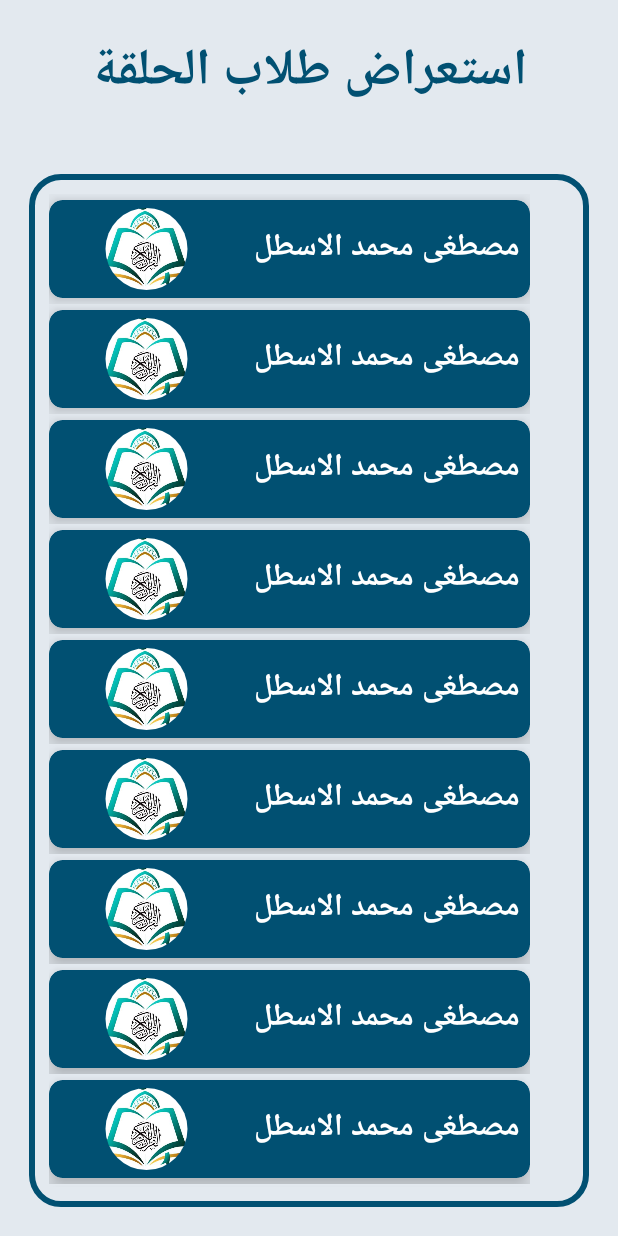
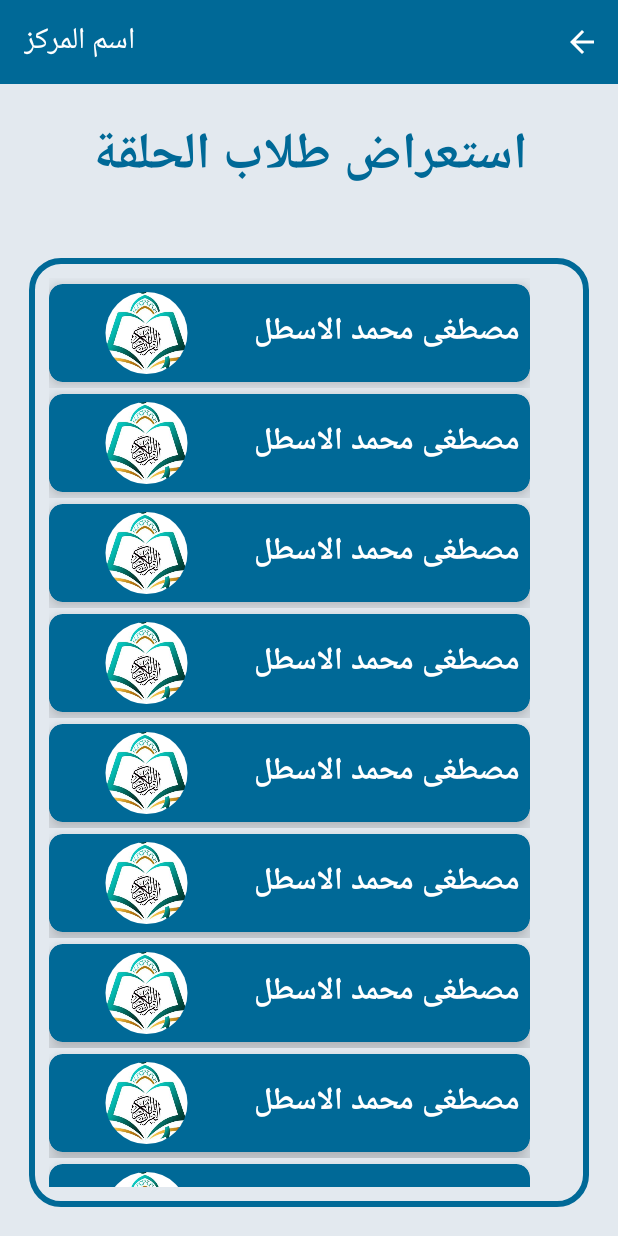
Before and after one commit to Ahmed-Redwan/QuranProjectDemo, an Android app: the Show_group_student screen opened directly, with no data from a screen before it, on a phone screen of 412 x 824 dp. Run offline under Robolectric (Android 15) with nearby library versions, the phone set to English and light mode, and no system bars; our stand-ins replace sdp/ssp sizes; plain views replace RoundedImageView; pictures from the network do not load.

Commit message:
update commit

```diff
--- a/app/src/main/java/com/example/quranprojectdemo/GuardianLogin.java
+++ b/app/src/main/java/com/example/quranprojectdemo/GuardianLogin.java
@@ -45,7 +45,7 @@ public class GuardianLogin extends AppCompatActivity {
         tv_NewAccount.setOnClickListener(new View.OnClickListener() {
             @Override
             public void onClick(View view) {
-                startActivity(new Intent(getBaseContext(),QuranCenter_Reg.class));
+                startActivity(new Intent(getBaseContext(),GuardianReg.class));
                 finish();
             }
         });
--- a/app/src/main/java/com/example/quranprojectdemo/JoinRequest1.java
+++ b/app/src/main/java/com/example/quranprojectdemo/JoinRequest1.java
@@ -29,6 +29,7 @@ Button btn_Next;
         TextView_EditFont(tv_JoinRequest,"Hacen_Tunisia_Bold.ttf");
         EditText_EditFont(et_City,"Hacen_Tunisia.ttf");
         EditText_EditFont(et_Country,"Hacen_Tunisia.ttf");
+
         btn_Next.setTypeface(Typeface.createFromAsset(getAssets(),"Hacen_Tunisia.ttf"));
 
         btn_Next.setOnClickListener(new View.OnClickListener() {
--- a/app/src/main/java/com/example/quranprojectdemo/Main_center.java
+++ b/app/src/main/java/com/example/quranprojectdemo/Main_center.java
@@ -40,6 +40,7 @@ public class Main_center extends AppCompatActivity {
                         startActivity(new Intent(getBaseContext(),AddNewStudent.class));
                         return true;
                     case R.id.MenuCentreHomeShowInfo:
+                        startActivity(new Intent(getBaseContext(),ShowmeMorizationLoops.class));
                         return true;
                     case R.id.MenuCenterHomeExit:
                         return true;
--- a/app/src/main/java/com/example/quranprojectdemo/Recycler_show_group_student.java
+++ b/app/src/main/java/com/example/quranprojectdemo/Recycler_show_group_student.java
@@ -1,11 +1,13 @@
 package com.example.quranprojectdemo;
 
+import android.content.Intent;
 import android.net.Uri;
 import android.view.LayoutInflater;
 import android.view.View;
 import android.view.ViewGroup;
 import android.widget.ImageView;
 import android.widget.TextView;
+import android.widget.Toast;
 
 import androidx.annotation.NonNull;
 import androidx.recyclerview.widget.RecyclerView;
@@ -33,7 +35,7 @@ public class Recycler_show_group_student extends RecyclerView.Adapter<Recycler_s
     }
 
     @Override
-    public void onBindViewHolder(@NonNull View_holder holder, int position) {
+    public void onBindViewHolder(@NonNull final View_holder holder, final int position) {
 
         Student_imageand_name studentImageandName =student_imageand_names.get(position);
 
@@ -41,6 +43,24 @@ public class Recycler_show_group_student extends RecyclerView.Adapter<Recycler_s
 
         if (studentImageandName.getImage()!=null)
         holder.imageView.setImageURI(Uri.parse(studentImageandName.getImage()));
+
+        holder.itemView.setOnClickListener(new View.OnClickListener() {
+            @Override
+            public void onClick(View view) {
+                Toast.makeText(view.getContext(),position+"", Toast.LENGTH_SHORT).show();
+                view.getContext().startActivity(new Intent(view.getContext(),StudentDetails.class).putExtra("name",holder.name.getText()));
+               /* ShowmeMorizationLoops showmeMorizationLoops=new ShowmeMorizationLoops();
+                showmeMorizationLoops.intent(JoinRequest3.class);*/
+            }
+        });
+        holder.itemView.setOnLongClickListener(new View.OnLongClickListener() {
+            @Override
+            public boolean onLongClick(View view) {
+                Toast.makeText(view.getContext(),position+"", Toast.LENGTH_SHORT).show();
+                return true;
+            }
+        });
+
     }
 
     @Override
--- a/app/src/main/res/layout/activity_show_group_student.xml
+++ b/app/src/main/res/layout/activity_show_group_student.xml
@@ -9,6 +9,16 @@
     android:orientation="vertical"
     android:background= "#E3E9EF"
     >
+
+    <androidx.appcompat.widget.Toolbar
+        android:layout_width="match_parent"
+        android:layout_height="wrap_content"
+        android:id="@+id/StudentsList_ToolBar"
+        app:menu="@menu/group_list"
+        android:background="@color/colorPrimary"
+        app:title="اسم المركز"
+        app:titleTextColor="@android:color/white"/>
+
 
     <TextView
         android:layout_width="match_parent"
--- a/app/src/main/res/values/colors.xml
+++ b/app/src/main/res/values/colors.xml
@@ -1,6 +1,6 @@
 <?xml version="1.0" encoding="utf-8"?>
 <resources>
-    <color name="colorPrimary">#015072</color>
+    <color name="colorPrimary">#006997</color>
     <color name="colorPrimaryDark">#013657</color>
     <color name="colorAccent">#0388DA</color>
     <color name="color_whigt">#ffffff</color>
```
Also changed, not shown: app/src/main/AndroidManifest.xml (+10 -14 lines), app/src/main/java/com/example/quranprojectdemo/CustomGroupRecyclerView.java (+27 -1 lines), app/src/main/java/com/example/quranprojectdemo/MainActivity.java (deleted, +0 -15 lines), app/src/main/java/com/example/quranprojectdemo/Recycler_student.java (+16 -0 lines), app/src/main/java/com/example/quranprojectdemo/ShowmeMorizationLoops.java (+13 -5 lines), app/src/main/java/com/example/quranprojectdemo/StudentDetails.java (added, +21 -0 lines), app/src/main/res/layout/activity_main.xml (deleted, +0 -18 lines), app/src/main/res/layout/activity_student_details.xml (added, +23 -0 lines).
